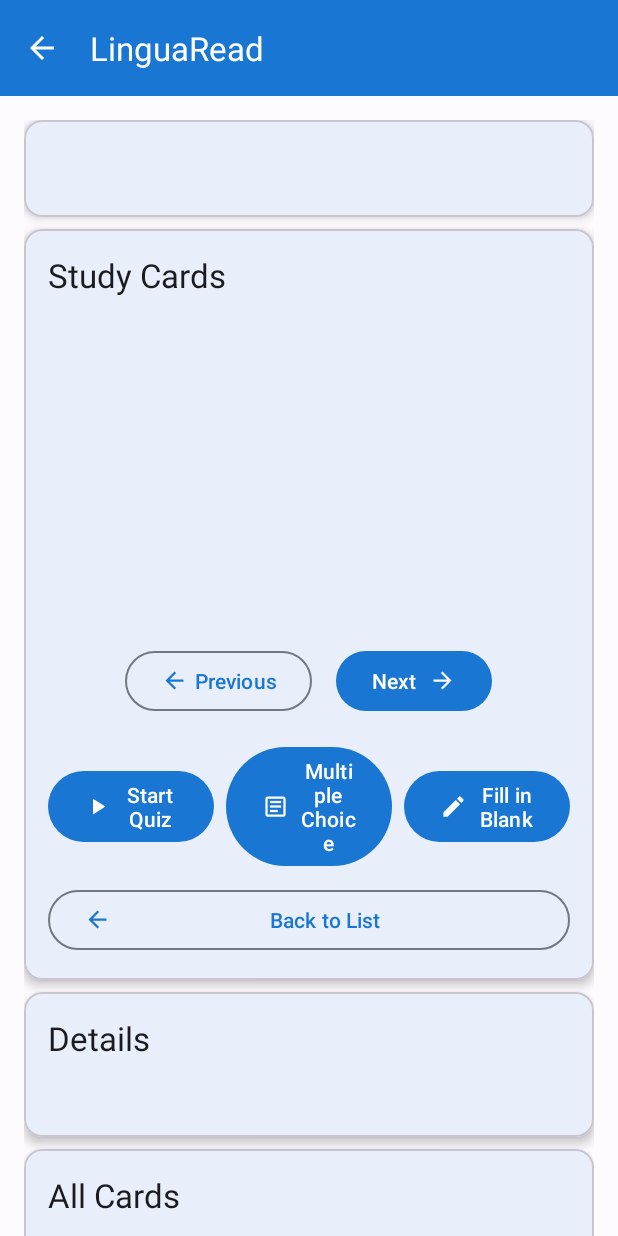
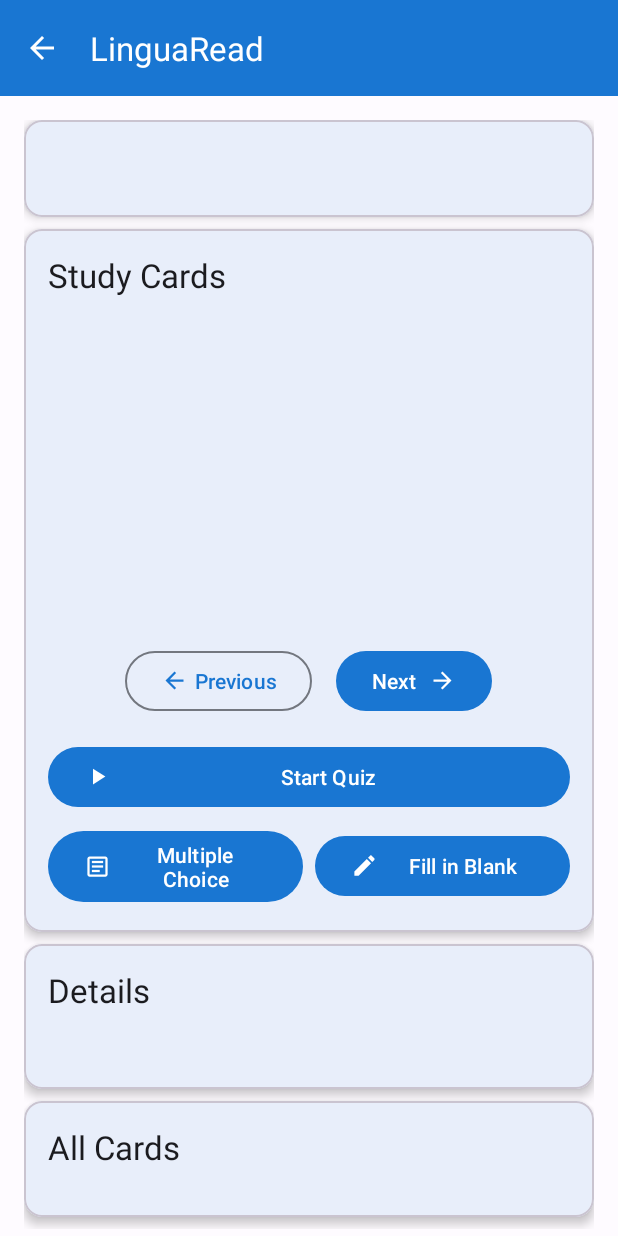
Before and after one commit to SonNVQ/android-quiz-app, an Android app: the FlashcardDetailActivity screen opened directly, with no data from a screen before it, on a phone screen of 412 x 824 dp. Run offline under Robolectric (Android 15) with nearby library versions, the phone set to English and light mode, and no system bars; 1 statement that could not run was skipped.

Commit message:
feat: done multiple choice

```diff
--- a/app/src/main/java/app/quiz/ui/activities/FlashcardDetailActivity.java
+++ b/app/src/main/java/app/quiz/ui/activities/FlashcardDetailActivity.java
@@ -49,7 +49,7 @@ public class FlashcardDetailActivity extends AppCompatActivity {
     private MaterialButton btnStartQuiz;
     private MaterialButton btnMultipleChoice;
     private MaterialButton btnFillInBlank;
-    private MaterialButton btnBackToList;
+//    private MaterialButton btnBackToList;
 
     // New UI components for flashcard content
     private ViewPager2 viewPagerCards;
@@ -104,7 +104,7 @@ public class FlashcardDetailActivity extends AppCompatActivity {
         btnStartQuiz = findViewById(R.id.btn_start_quiz);
         btnMultipleChoice = findViewById(R.id.btn_multiple_choice);
         btnFillInBlank = findViewById(R.id.btn_fill_in_blank);
-        btnBackToList = findViewById(R.id.btn_back_to_list);
+//        btnBackToList = findViewById(R.id.btn_back_to_list);
         btnPreviousCard = findViewById(R.id.btn_previous);
         btnNextCard = findViewById(R.id.btn_next);
 
@@ -394,13 +394,13 @@ public class FlashcardDetailActivity extends AppCompatActivity {
             startFillInBlankQuiz();
         });
 
-        btnBackToList.setOnClickListener(v -> {
-            // Navigate back to flashcard list
-            Intent intent = new Intent(this, FlashcardListActivity.class);
-            intent.addFlags(Intent.FLAG_ACTIVITY_CLEAR_TOP);
-            startActivity(intent);
-            finish();
-        });
+//        btnBackToList.setOnClickListener(v -> {
+//            // Navigate back to flashcard list
+//            Intent intent = new Intent(this, FlashcardListActivity.class);
+//            intent.addFlags(Intent.FLAG_ACTIVITY_CLEAR_TOP);
+//            startActivity(intent);
+//            finish();
+//        });
 
         // Navigation button listeners
         btnPreviousCard.setOnClickListener(v -> {
--- a/app/src/main/res/layout/activity_flashcard_detail.xml
+++ b/app/src/main/res/layout/activity_flashcard_detail.xml
@@ -127,30 +127,29 @@
                         android:orientation="vertical"
                         android:layout_marginTop="16dp">
 
-                        <!-- First row of buttons -->
+                        <!-- First row - Start Quiz button -->
+                        <com.google.android.material.button.MaterialButton
+                            android:id="@+id/btn_start_quiz"
+                            android:layout_width="match_parent"
+                            android:layout_height="wrap_content"
+                            android:text="Start Quiz"
+                            app:icon="@drawable/ic_play_arrow"
+                            app:iconGravity="start"
+                            style="@style/Widget.Material3.Button" />
+
+                        <!-- Second row - Quiz type buttons -->
                         <LinearLayout
                             android:layout_width="match_parent"
                             android:layout_height="wrap_content"
                             android:orientation="horizontal"
-                            android:gravity="center">
-
-                            <com.google.android.material.button.MaterialButton
-                                android:id="@+id/btn_start_quiz"
-                                android:layout_width="0dp"
-                                android:layout_height="wrap_content"
-                                android:layout_weight="1"
-                                android:layout_marginEnd="4dp"
-                                android:text="Start Quiz"
-                                app:icon="@drawable/ic_play_arrow"
-                                app:iconGravity="start"
-                                style="@style/Widget.Material3.Button" />
+                            android:gravity="center"
+                            android:layout_marginTop="8dp">
 
                             <com.google.android.material.button.MaterialButton
                                 android:id="@+id/btn_multiple_choice"
                                 android:layout_width="0dp"
                                 android:layout_height="wrap_content"
                                 android:layout_weight="1"
-                                android:layout_marginStart="4dp"
                                 android:layout_marginEnd="4dp"
                                 android:text="Multiple Choice"
                                 app:icon="@drawable/ic_cards"
@@ -171,15 +170,6 @@
                         </LinearLayout>
 
                         <!-- Second row - Back button -->
-                        <com.google.android.material.button.MaterialButton
-                            android:id="@+id/btn_back_to_list"
-                            android:layout_width="match_parent"
-                            android:layout_height="wrap_content"
-                            android:layout_marginTop="8dp"
-                            android:text="Back to List"
-                            app:icon="@drawable/ic_arrow_back"
-                            app:iconGravity="start"
-                            style="@style/Widget.Material3.Button.OutlinedButton" />
 
                     </LinearLayout>
 
```
